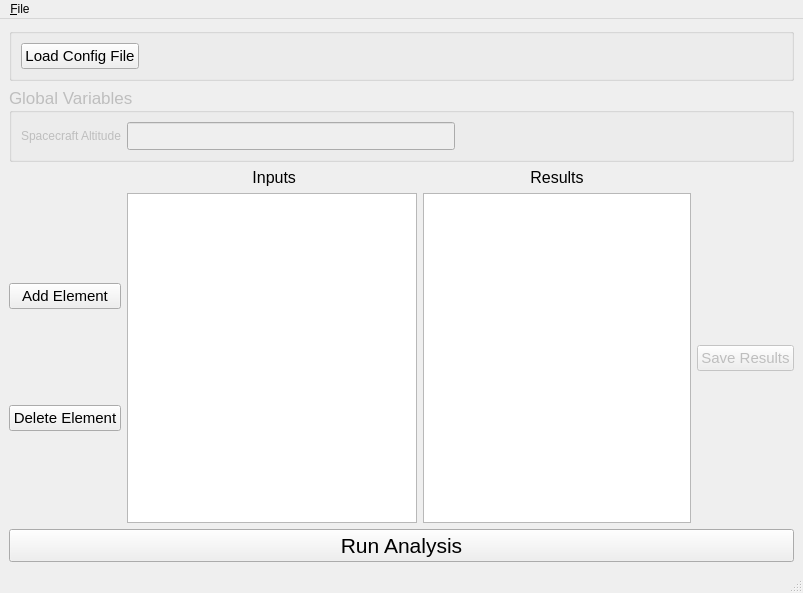
LMaiorano/Link-Budget-Toolbox, file project/app/ui/main_window.ui: the form before one commit.
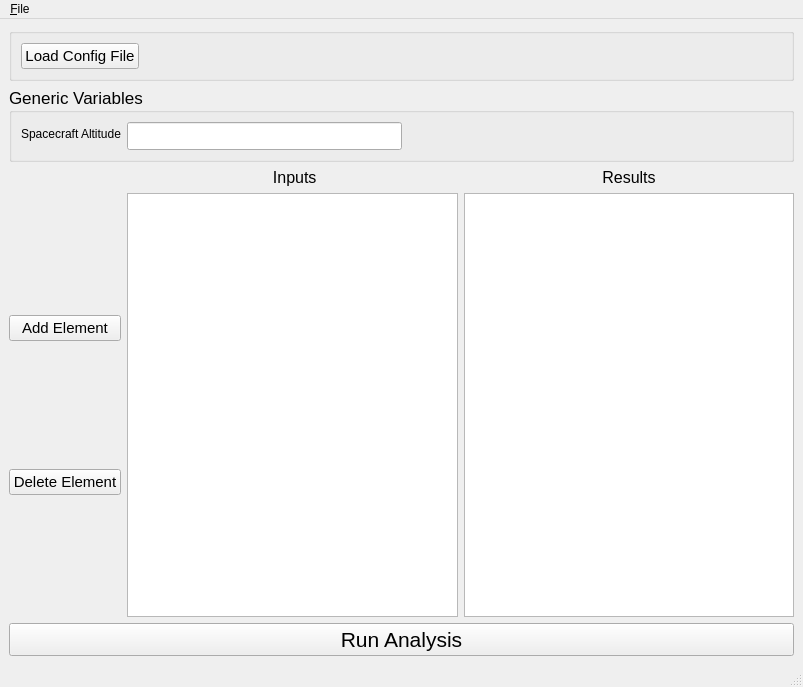
The form after the commit.

```diff
--- a/project/app/ui/main_window.ui
+++ b/project/app/ui/main_window.ui
@@ -7,7 +7,7 @@
     <x>0</x>
     <y>0</y>
     <width>803</width>
-    <height>593</height>
+    <height>687</height>
    </rect>
   </property>
   <property name="windowTitle">
@@ -52,7 +52,7 @@
     <item>
      <widget class="QGroupBox" name="globalVarsBox">
       <property name="enabled">
-       <bool>false</bool>
+       <bool>true</bool>
       </property>
       <property name="font">
        <font>
@@ -60,23 +60,27 @@
        </font>
       </property>
       <property name="title">
-       <string>Global Variables</string>
+       <string>Generic Variables</string>
       </property>
       <layout class="QHBoxLayout" name="horizontalLayout_2">
        <item>
-        <widget class="QLabel" name="label">
-         <property name="font">
-          <font>
-           <pointsize>9</pointsize>
-          </font>
-         </property>
-         <property name="text">
-          <string>Spacecraft Altitude</string>
-         </property>
-        </widget>
-       </item>
-       <item>
-        <widget class="QLineEdit" name="lineEdit"/>
+        <layout class="QFormLayout" name="formLayout_3">
+         <item row="0" column="0">
+          <widget class="QLabel" name="label">
+           <property name="font">
+            <font>
+             <pointsize>9</pointsize>
+            </font>
+           </property>
+           <property name="text">
+            <string>Spacecraft Altitude</string>
+           </property>
+          </widget>
+         </item>
+         <item row="0" column="1">
+          <widget class="QLineEdit" name="lineEdit"/>
+         </item>
+        </layout>
        </item>
        <item>
         <spacer name="horizontalSpacer">
@@ -99,32 +103,7 @@
     </item>
     <item>
      <layout class="QGridLayout" name="gridLayout">
-      <item row="1" column="3">
-       <widget class="QTableWidget" name="tbl_elements">
-        <property name="sizePolicy">
-         <sizepolicy hsizetype="MinimumExpanding" vsizetype="Expanding">
-          <horstretch>0</horstretch>
-          <verstretch>0</verstretch>
-         </sizepolicy>
-        </property>
-        <property name="minimumSize">
-         <size>
-          <width>290</width>
-          <height>0</height>
-         </size>
-        </property>
-        <attribute name="horizontalHeaderStretchLastSection">
-         <bool>false</bool>
-        </attribute>
-        <attribute name="verticalHeaderStretchLastSection">
-         <bool>false</bool>
-        </attribute>
-       </widget>
-      </item>
-      <item row="1" column="6">
-       <layout class="QVBoxLayout" name="verticalLayout_3"/>
-      </item>
-      <item row="0" column="3">
+      <item row="0" column="1">
        <widget class="QLabel" name="lbl_elements">
         <property name="sizePolicy">
          <sizepolicy hsizetype="Preferred" vsizetype="Preferred">
@@ -151,7 +130,7 @@
         </property>
        </widget>
       </item>
-      <item row="1" column="4">
+      <item row="1" column="2">
        <widget class="QTableWidget" name="tbl_results">
         <property name="sizePolicy">
          <sizepolicy hsizetype="MinimumExpanding" vsizetype="Expanding">
@@ -167,37 +146,10 @@
         </property>
        </widget>
       </item>
-      <item row="0" column="4">
-       <widget class="QLabel" name="lbl_results">
-        <property name="sizePolicy">
-         <sizepolicy hsizetype="Preferred" vsizetype="Preferred">
-          <horstretch>0</horstretch>
-          <verstretch>0</verstretch>
-         </sizepolicy>
-        </property>
-        <property name="minimumSize">
-         <size>
-          <width>0</width>
-          <height>0</height>
-         </size>
-        </property>
-        <property name="font">
-         <font>
-          <pointsize>12</pointsize>
-         </font>
-        </property>
-        <property name="text">
-         <string>Results</string>
-        </property>
-        <property name="alignment">
-         <set>Qt::AlignCenter</set>
-        </property>
-       </widget>
+      <item row="1" column="3">
+       <layout class="QVBoxLayout" name="verticalLayout_3"/>
       </item>
       <item row="1" column="0">
-       <layout class="QFormLayout" name="formLayout_2"/>
-      </item>
-      <item row="1" column="1">
        <layout class="QVBoxLayout" name="verticalLayout_2">
         <item>
          <widget class="QPushButton" name="btn_add_element">
@@ -228,19 +180,53 @@
         </item>
        </layout>
       </item>
-      <item row="1" column="5">
-       <widget class="QPushButton" name="btn_save_results">
-        <property name="enabled">
-         <bool>false</bool>
+      <item row="0" column="2">
+       <widget class="QLabel" name="lbl_results">
+        <property name="sizePolicy">
+         <sizepolicy hsizetype="Preferred" vsizetype="Preferred">
+          <horstretch>0</horstretch>
+          <verstretch>0</verstretch>
+         </sizepolicy>
+        </property>
+        <property name="minimumSize">
+         <size>
+          <width>0</width>
+          <height>0</height>
+         </size>
         </property>
         <property name="font">
          <font>
-          <pointsize>11</pointsize>
+          <pointsize>12</pointsize>
          </font>
         </property>
         <property name="text">
-         <string>Save Results</string>
+         <string>Results</string>
         </property>
+        <property name="alignment">
+         <set>Qt::AlignCenter</set>
+        </property>
+       </widget>
+      </item>
+      <item row="1" column="1">
+       <widget class="QTableWidget" name="tbl_elements">
+        <property name="sizePolicy">
+         <sizepolicy hsizetype="MinimumExpanding" vsizetype="Expanding">
+          <horstretch>0</horstretch>
+          <verstretch>0</verstretch>
+         </sizepolicy>
+        </property>
+        <property name="minimumSize">
+         <size>
+          <width>290</width>
+          <height>0</height>
+         </size>
+        </property>
+        <attribute name="horizontalHeaderStretchLastSection">
+         <bool>false</bool>
+        </attribute>
+        <attribute name="verticalHeaderStretchLastSection">
+         <bool>false</bool>
+        </attribute>
        </widget>
       </item>
      </layout>
```
Left out of the diff: 3 changed lines with no effect on the pictures.
